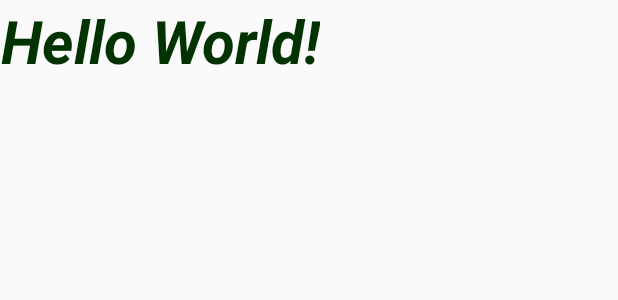
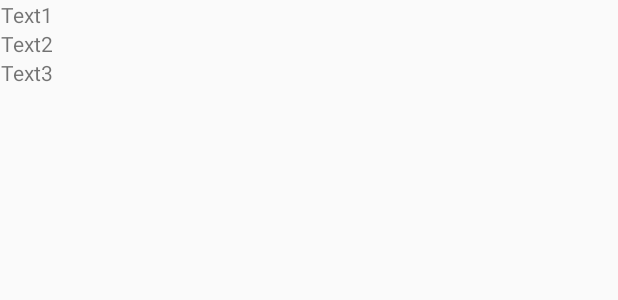
Before and after one commit to Licarey/compose, an Android app built with Jetpack Compose: the layout main.xml on its own in the app's theme, with its tools: preview values and no code run, on a phone screen of 412 x 824 dp. Shown: the top 300 px of the screen. Run offline under Robolectric (Android 15) with nearby library versions, the phone set to English and light mode, and no system bars.

```diff
--- a/app/src/main/res/layout/main.xml
+++ b/app/src/main/res/layout/main.xml
@@ -8,9 +8,16 @@
         android:layout_width="wrap_content"
         android:layout_height="wrap_content"
         android:gravity="center"
-        android:text="Hello World!"
-        android:textColor="#030"
-        android:textSize="40sp"
-        android:textStyle="bold|italic" />
+        android:text="Text1"/>
+    <TextView
+        android:layout_width="wrap_content"
+        android:layout_height="wrap_content"
+        android:gravity="center"
+        android:text="Text2"/>
+    <TextView
+        android:layout_width="wrap_content"
+        android:layout_height="wrap_content"
+        android:gravity="center"
+        android:text="Text3"/>
 
 </LinearLayout>
```
Also changed, not shown: app/src/main/java/com/carey/compose/MainActivity.kt (+59 -8 lines).
